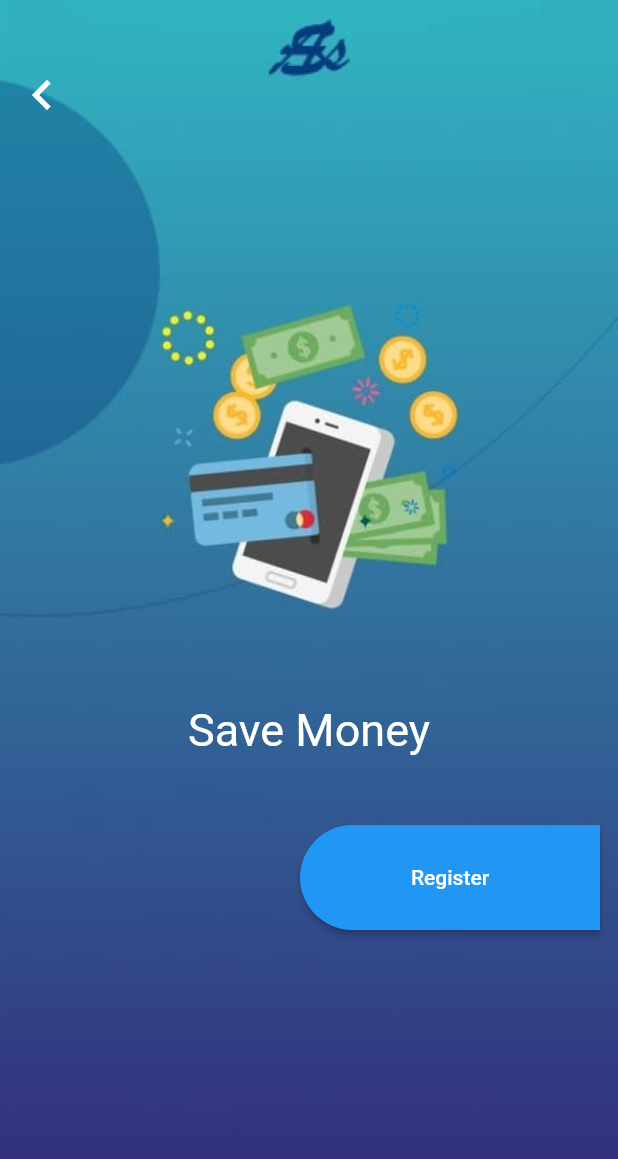
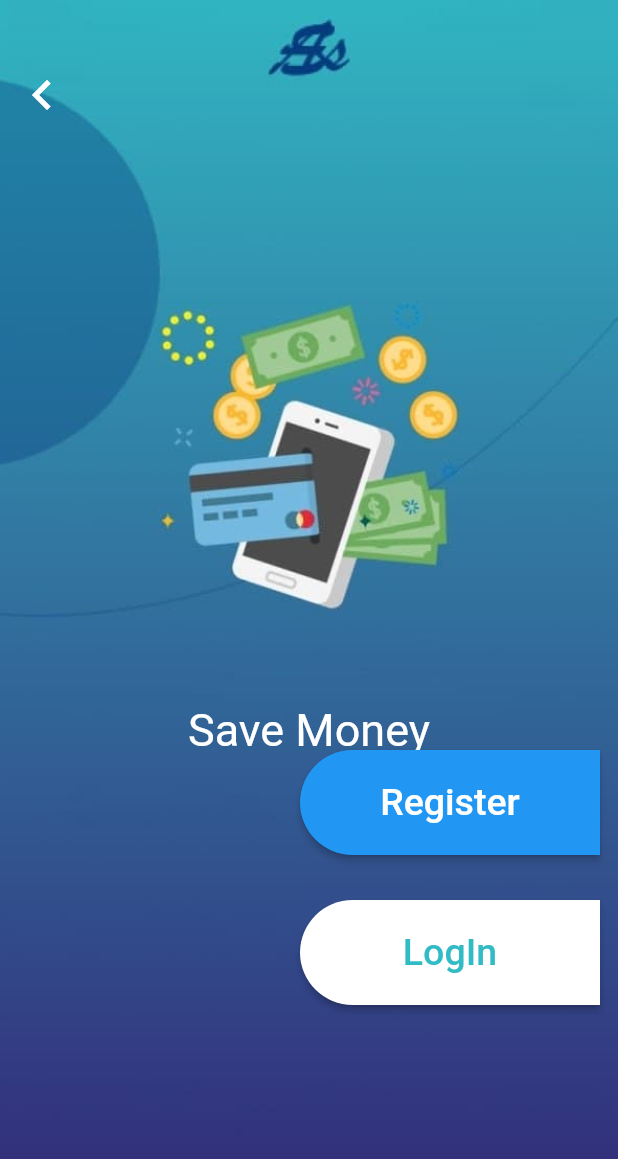
Before and after one commit to AnvarNomozov/Deverllet, a Flutter app: the Splash4 screen opened by its route, on a phone screen of 412 x 824 dp. Shown: the top 1159 px of the screen. Run offline on Flutter 3.47's test engine with Material 2 defaults, Android fonts, the phone set to English and light mode, and no system bars; our stand-ins replace dotted_decoration, flutter_svg; missing offline and left inert: awesome_card, dart:ffi, page_view_sliding_indicator.

Commit message:
4ta splash screen va har birida skip bor agar skipni bossa 4ci screenga utadi agar next ni bossa keyngi page ga utadi va 4chi page da login va singup uchun aloxida botton qo'yilgan

```diff
--- a/lib/screens/splash/splash_1.dart
+++ b/lib/screens/splash/splash_1.dart
@@ -25,7 +25,7 @@ class Splash1 extends StatelessWidget {
               children: [
                 TextButton(
                   onPressed: () {
-                    Navigator.popAndPushNamed(context, "/singup");
+                    Navigator.popAndPushNamed(context, "/splash4");
                   },
                   child: _text("Skip", Colors.white, 20.0),
                 ),
--- a/lib/screens/splash/splash_2.dart
+++ b/lib/screens/splash/splash_2.dart
@@ -31,7 +31,7 @@ class Splash2 extends StatelessWidget {
                 ),
                 TextButton(
                   onPressed: () {
-                    Navigator.popAndPushNamed(context, "/singup");
+                    Navigator.popAndPushNamed(context, "/splash4");
                   },
                   child: _text("Skip", Colors.white, 20.0),
                 ),
--- a/lib/screens/splash/splash_3.dart
+++ b/lib/screens/splash/splash_3.dart
@@ -31,7 +31,7 @@ class Splash3 extends StatelessWidget {
                 ),
                 TextButton(
                   onPressed: () {
-                    Navigator.popAndPushNamed(context, "/singup");
+                    Navigator.popAndPushNamed(context, "/splash4");
                   },
                   child: _text("Skip", Colors.white, 20.0),
                 ),
--- a/lib/screens/splash/splash_4.dart
+++ b/lib/screens/splash/splash_4.dart
@@ -39,8 +39,9 @@ class Splash4 extends StatelessWidget {
               padding: EdgeInsets.only(top: 150),
               child: _text("""Save Money""", Colors.white, 30.0),
             ),
-          ),Padding(
-            padding: const EdgeInsets.only(left: 200, top: 550),
+          ),
+          Padding(
+            padding: const EdgeInsets.only(left: 200, top: 500),
             child: ElevatedButton(
               style: ElevatedButton.styleFrom(
                 shape: RoundedRectangleBorder(
@@ -51,9 +52,34 @@ class Splash4 extends StatelessWidget {
                 fixedSize: Size(200, 70),
               ),
               onPressed: () {
-                Navigator.pushNamed(context, "/singup");
+                Navigator.pushNamedAndRemoveUntil(
+                    context, "/singup", (route) => false);
               },
-              child: Text("Register"),
+              child: Text(
+                "Register",
+                style: TextStyle(fontSize: 25),
+              ),
+            ),
+          ),
+          Padding(
+            padding: const EdgeInsets.only(left: 200, top: 600),
+            child: ElevatedButton(
+              style: ElevatedButton.styleFrom(
+                  shape: RoundedRectangleBorder(
+                    borderRadius: BorderRadius.horizontal(
+                      left: Radius.circular(100),
+                    ),
+                  ),
+                  fixedSize: Size(200, 70),
+                  primary: Colors.white),
+              onPressed: () {
+                Navigator.pushNamedAndRemoveUntil(
+                    context, "/login", (route) => false);
+              },
+              child: Text(
+                "LogIn",
+                style: TextStyle(fontSize: 25, color: Color(0xff31BBC5)),
+              ),
             ),
           )
         ],
```
